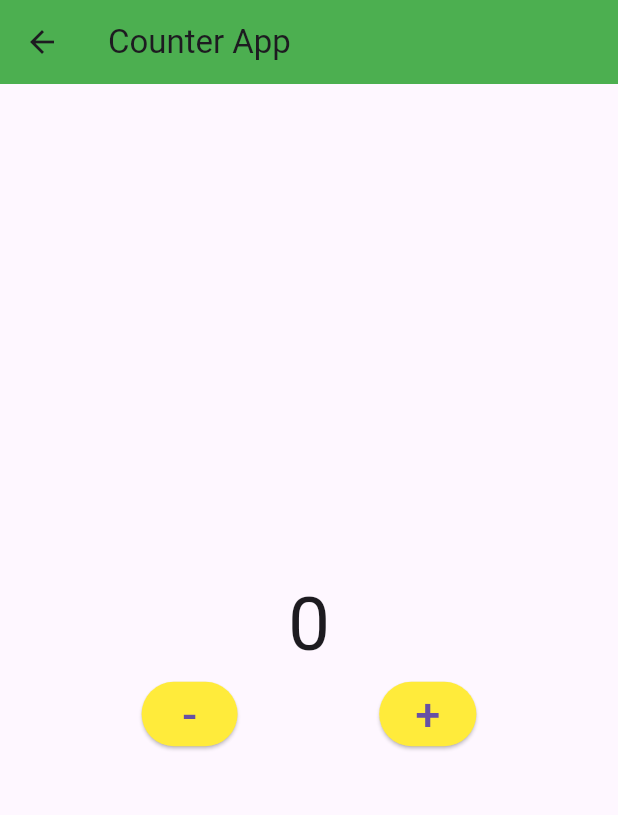
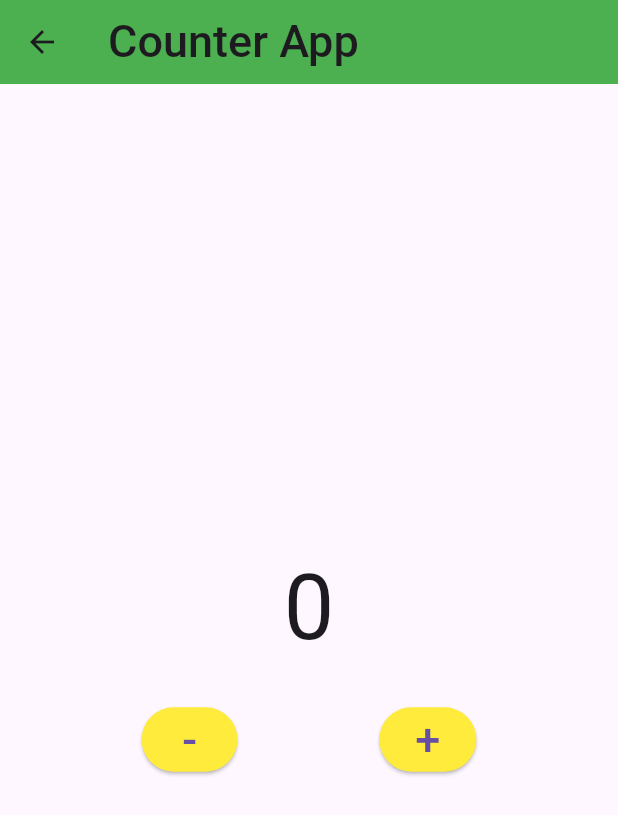
Before and after one commit to tanvirkhan00/flutter-practice, a Flutter app: the screen it shows after launch, on a phone screen of 412 x 824 dp. Shown: the top 815 px of the screen. Run offline on Flutter 3.47's test engine with Material 3 defaults, Android fonts, the light colour scheme and no system bars; network calls fail.

Commit message:
complete_counter_app

```diff
--- a/lib/Module_11/counterApp.dart
+++ b/lib/Module_11/counterApp.dart
@@ -1,32 +1,56 @@
 import 'package:flutter/material.dart';
 
-class CounterApp extends StatelessWidget {
-  const CounterApp({super.key});
+class CounterApp extends StatefulWidget {
+   CounterApp({super.key});
+
+  @override
+  State<CounterApp> createState() => _CounterAppState();
+}
+
+class _CounterAppState extends State<CounterApp> {
+  int number =0;
 
   @override
   Widget build(BuildContext context) {
     return Scaffold(
       appBar: AppBar(
-        title: Text('Counter App'),
+        title: Text('Counter App',style: TextStyle(
+          fontSize: 30,
+          fontWeight: FontWeight.w500
+        ),),
       ),
       body: Center(
         child: Column(
           mainAxisAlignment: MainAxisAlignment.center,
           children: [
-            Text('0', style: TextStyle(
-              fontSize: 50
+            Text(number.toString(),
+              style: TextStyle(
+              fontSize: 60
             ),),
+            SizedBox(
+              height: 20,
+            ),
             Row(
               mainAxisAlignment: MainAxisAlignment.spaceEvenly,
               children: [
-                ElevatedButton(onPressed: (){},
+                ElevatedButton(onPressed: (){
+                  setState(() {
+                    number -- ;
+                  });
+                  print(number);
+                },
                     style: ElevatedButton.styleFrom(
                       backgroundColor: Colors.yellow
                     ),
                     child: Text('-', style: TextStyle(
                   fontSize: 30
                 ),)),
-                ElevatedButton(onPressed: (){},
+                ElevatedButton(onPressed: (){
+                  setState(() {
+                    number ++;
+                  });
+                  print(number);
+                },
                     style: ElevatedButton.styleFrom(
                       backgroundColor: Colors.yellow
                     ),
```
